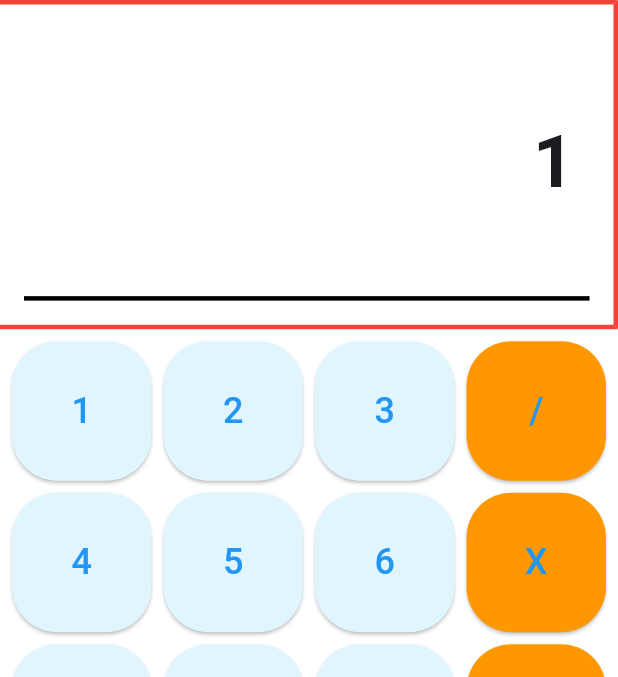
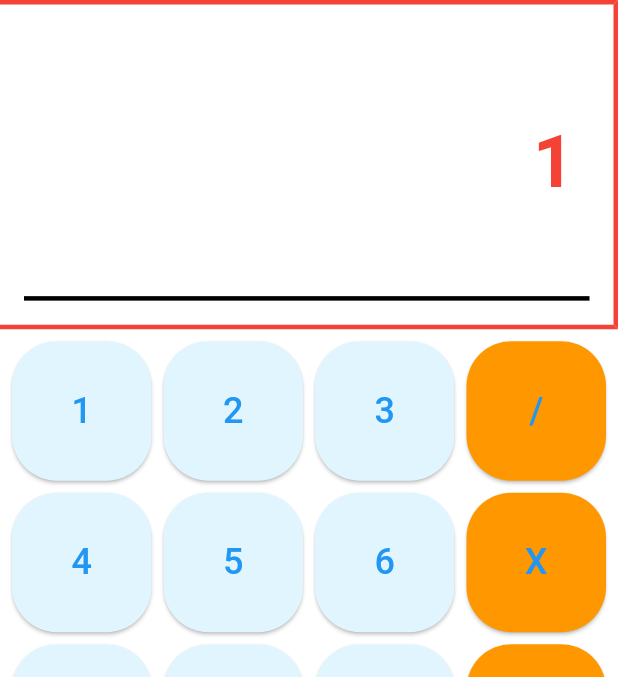
Before and after one commit to dagiteferi/Calculator, a Flutter app: the screen it shows after launch, after a tap on an icon or button, on a phone screen of 412 x 824 dp, the part 84-761 px from its top. Run offline on Flutter 3.47's test engine with Material 3 defaults, Android fonts, the phone set to English and light mode, and no system bars; missing offline and left inert: expressions.

Commit message:
diplay text color done

```diff
--- a/lib/Calculator.dart
+++ b/lib/Calculator.dart
@@ -97,6 +97,7 @@ class _CalculatorState extends State<Calculator> {
                   style: const TextStyle(
                     fontSize: 48.0,
                     fontWeight: FontWeight.bold,
+                    color: Colors.red, // Change text color to red
                   ),
                 ),
               ),
```
